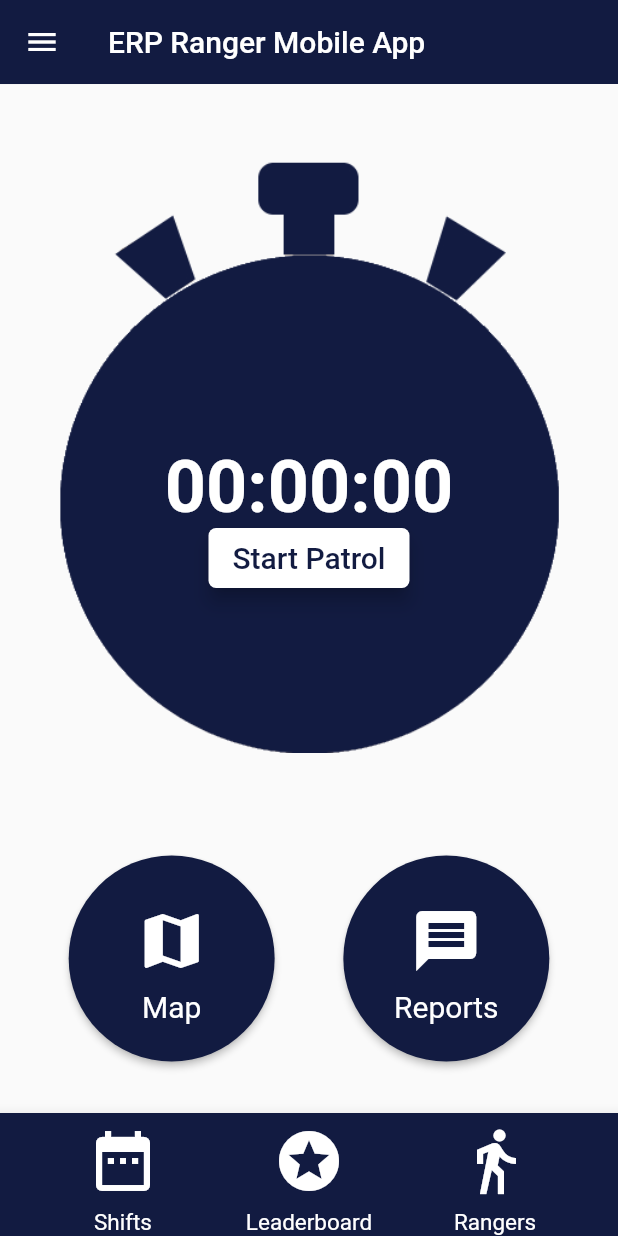
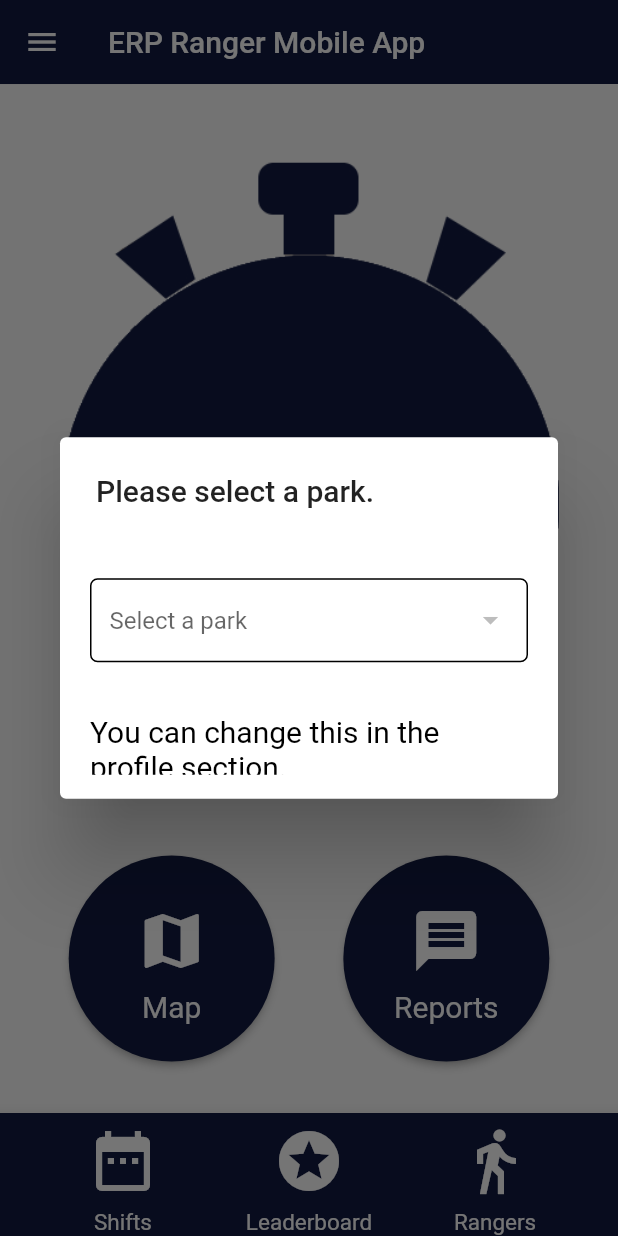
Before and after one commit to cos301-2019-se/ERP-Ranger-Mobile-Application, a Flutter app: the DashboardScreen screen opened directly, on a phone screen of 412 x 824 dp. Run offline on Flutter 3.47's test engine with Material 2 defaults, Android fonts, the phone set to English and light mode, and no system bars; our stand-ins replace cloud_firestore, firebase_auth, firebase_storage, google_maps_flutter, image_picker, location and 3 more; missing offline and left inert: compressimage, geoflutterfire; accounts and stored records are empty.

Commit message:
Moved park selection to behind login
The user will be asked to select a park the first time they login.
The user can change the park from the profile screen

```diff
--- a/erp_ranger_app/lib/login.dart
+++ b/erp_ranger_app/lib/login.dart
@@ -73,7 +73,7 @@ class LoginState extends State<LoginScreen> {
       if (!this._valid) {
         return;
       }
-      this._valid = ((this._park != null) && (this._park.length == 20));
+      //this._valid = ((this._park != null) && (this._park.length == 20));
     });
   }
 
@@ -91,7 +91,7 @@ class LoginState extends State<LoginScreen> {
               this._valid == false ? _showValidationError() : new Container(),
               _showEmailInput(),
               _showPasswordInput(),
-              _showParksDropdown(),
+              //_showParksDropdown(),
               _showLoginButton(),
               this._attempting == true ? _showAttempting() : new Container(),
             ],
--- a/erp_ranger_app/lib/screens/dashboard.dart
+++ b/erp_ranger_app/lib/screens/dashboard.dart
@@ -14,6 +14,8 @@ import 'package:erp_ranger_app/screens/leaderboard.dart';
 import 'package:erp_ranger_app/screens/ranger.dart';
 import 'dart:async';
 import 'package:erp_ranger_app/services/patrolData.dart';
+import 'package:erp_ranger_app/services/park.dart';
+import 'package:cloud_firestore/cloud_firestore.dart';
 
 
 class DashboardScreen extends StatefulWidget {
@@ -29,11 +31,92 @@ class _DashboardScreenState extends State<DashboardScreen> {
   String _patrolButtonText;
   bool _loadedPatrol=false;
   Timer _timer;
+  String _dropdownValue;
+  Park _parks = new Park();
 
   @override
   void initState() {
+    checkPark();
     _timer = Timer.periodic(Duration(seconds: 1), (Timer t) => _getTime());
     super.initState();
+  }
+
+  Future<void> checkPark() async{
+    _dropdownValue = await Park.getParkId();
+
+    if(_dropdownValue==null){
+      await showDialog(context: context, child:
+      SimpleDialog(
+          title: new Text("Please select a park."),
+          children: <Widget>[
+            new Padding(
+                padding: EdgeInsets.fromLTRB(20.0, 15.0, 20.0, 0.0),
+                child: _showParksDropdown()
+            ),
+            new Padding(
+                padding: EdgeInsets.fromLTRB(20.0, 15.0, 20.0, 0.0),
+                child: SizedBox(
+                    height: 40.0,
+                    child: new Text(
+                        'You can change this in the profile section.',
+                        style: TextStyle(
+                            fontSize: 20.0,
+                            color: Colors.black
+                        )
+                    )
+                )
+            ),
+          ],
+        ));
+    }
+  }
+
+  Widget _showParksDropdown() {
+    return Padding(
+      padding: EdgeInsets.fromLTRB(0.0, 20.0, 0.0, 20.0),
+      child: new Container(
+          padding: EdgeInsets.fromLTRB(12.0, 3.0, 12.0, 3.0),
+          decoration: ShapeDecoration(
+              shape: RoundedRectangleBorder(
+                  side: BorderSide(
+                      width: 1.0,
+                      style: BorderStyle.solid
+                  ),
+                  borderRadius: BorderRadius.all(Radius.circular(5.0))
+              )
+          ),
+          child: new StreamBuilder(
+              stream: this._parks.read().snapshots(),
+              builder: (BuildContext context, AsyncSnapshot<QuerySnapshot> snapshot) {
+                switch (snapshot.connectionState) {
+                  case ConnectionState.waiting:
+                    return new Text("Loading...");
+                  default:
+                    return new DropdownButtonHideUnderline(
+                        child: new DropdownButton<String>(
+                          hint: new Text("Select a park"),
+                          isExpanded: true,
+                          value: _dropdownValue,
+                          items: snapshot.data.documents.map((document) =>
+                          new DropdownMenuItem<String>(
+                            child: new Text(document['name']),
+                            value: document.documentID,
+                          )
+                          ).toList(),
+                          onChanged: (String newValue) {
+                            setState(() {
+                              _dropdownValue = newValue;
+                              Park.setParkId(newValue);
+                              Navigator.pop(context);
+                            });
+                          },
+                        )
+                    );
+                }
+              }
+          )
+      ),
+    );
   }
 
   //calculates the time since a patrol began
--- a/erp_ranger_app/lib/services/auth.dart
+++ b/erp_ranger_app/lib/services/auth.dart
@@ -31,6 +31,7 @@ class Auth {
   Future<void> signOut() async {
     await this._init();
     this._preferences.remove('user');
+    this._preferences.remove('park');
     return this._firebaseAuth.signOut();
   }
 
```
Also changed, not shown: erp_ranger_app/lib/screens/profile.dart (+51 -0 lines).
